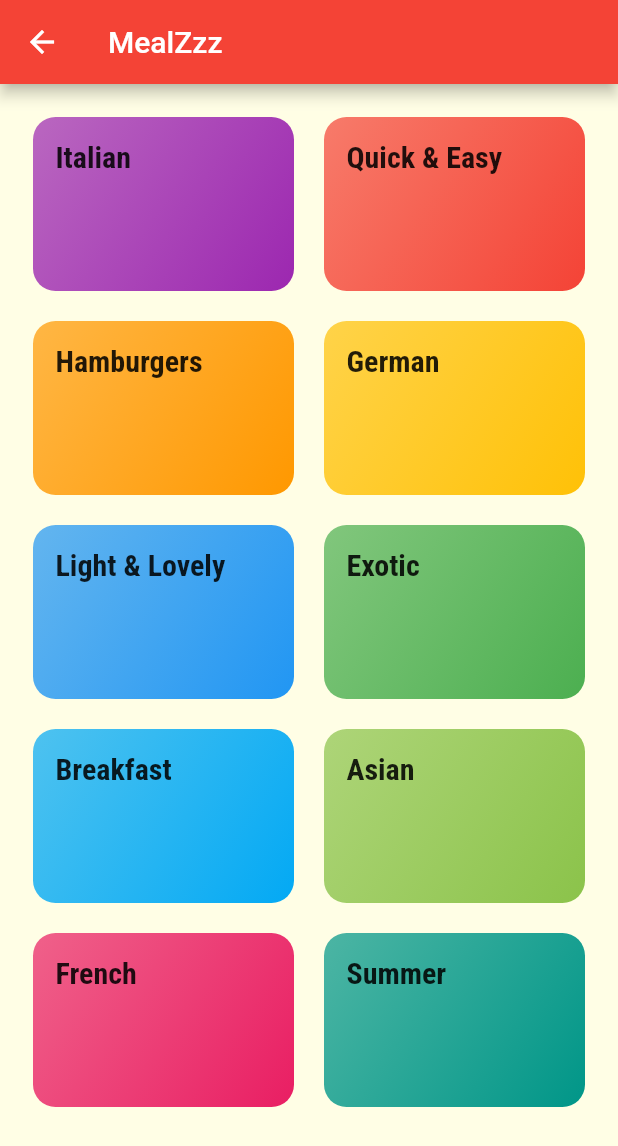
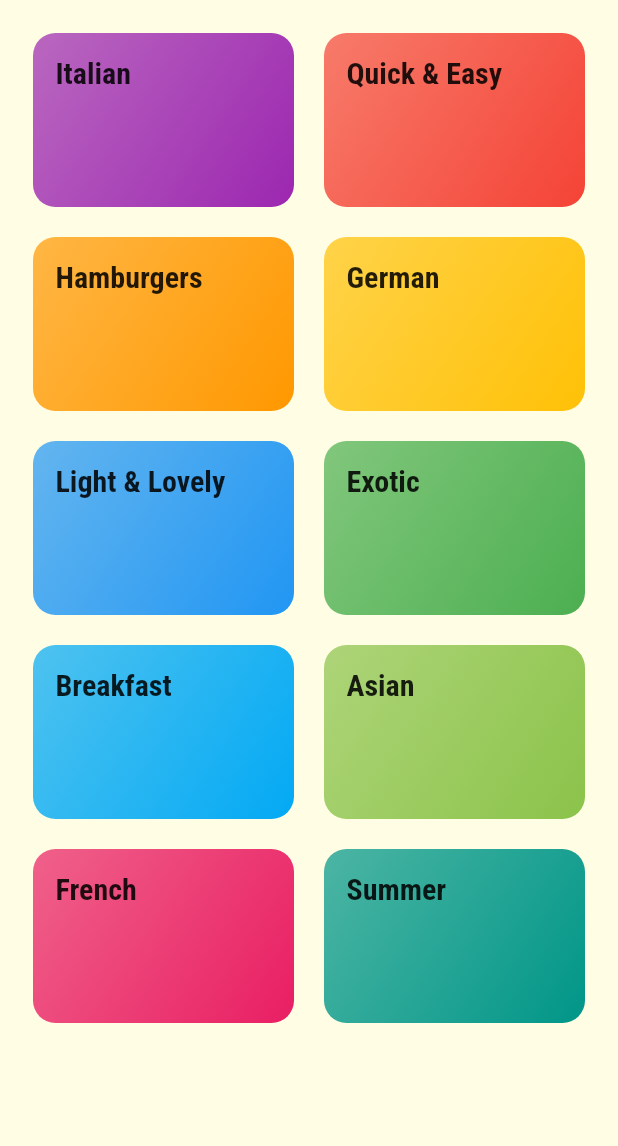
Before and after one commit to mohaknigam/MealAPp, a Flutter app: the CategoriesScreen widget shown alone on an empty page, opened directly, on a phone screen of 412 x 824 dp. Shown: the top 1146 px of the screen. Run offline on Flutter 3.47's test engine with Material 2 defaults, Android fonts, the phone set to English and light mode, and no system bars; our stand-ins replace google_fonts.

Commit message:
TabScreens

```diff
--- a/lib/Screens/categories_screen.dart
+++ b/lib/Screens/categories_screen.dart
@@ -7,11 +7,7 @@ class CategoriesScreen extends StatelessWidget {
   static const routeName = '/';
   @override
   Widget build(BuildContext context) {
-    return Scaffold(
-      appBar: AppBar(
-        title: Text('MealZzz'),
-      ),
-      body: GridView(
+    return GridView(
       padding: EdgeInsets.all(22),
       gridDelegate: SliverGridDelegateWithMaxCrossAxisExtent(
         maxCrossAxisExtent: 200,
@@ -26,7 +22,6 @@ class CategoriesScreen extends StatelessWidget {
           title: catData.title,
         );
       }).toList(),
-      ),
     );
   }
 }
--- a/lib/main.dart
+++ b/lib/main.dart
@@ -4,6 +4,8 @@ import 'package:mealzz/Screens/categories_screen.dart';
 import 'package:mealzz/Screens/category_meal_screen.dart';
 import 'package:mealzz/Screens/meal_detail_screen.dart';
 import 'package:mealzz/Widgets/meal_item.dart';
+
+import 'Screens/tab_screen.dart';
 
 void main() => runApp(MyApp());
 
@@ -28,9 +30,9 @@ class MyApp extends StatelessWidget {
               fontSize: 20, fontWeight: FontWeight.bold),
         ),
       ),
-      initialRoute: CategoriesScreen.routeName,
+      initialRoute: '/',
       routes: {
-        CategoriesScreen.routeName: (ctx) => CategoriesScreen(),
+        '/': (ctx) => TabsScreen(),
         CategoryMealsScreen.routeName: (ctx) => CategoryMealsScreen(),
         MealDetailScreen.routeName: (ctx) => MealDetailScreen(),
       },
```
Lines whose indentation alone changed are shown as unchanged.
